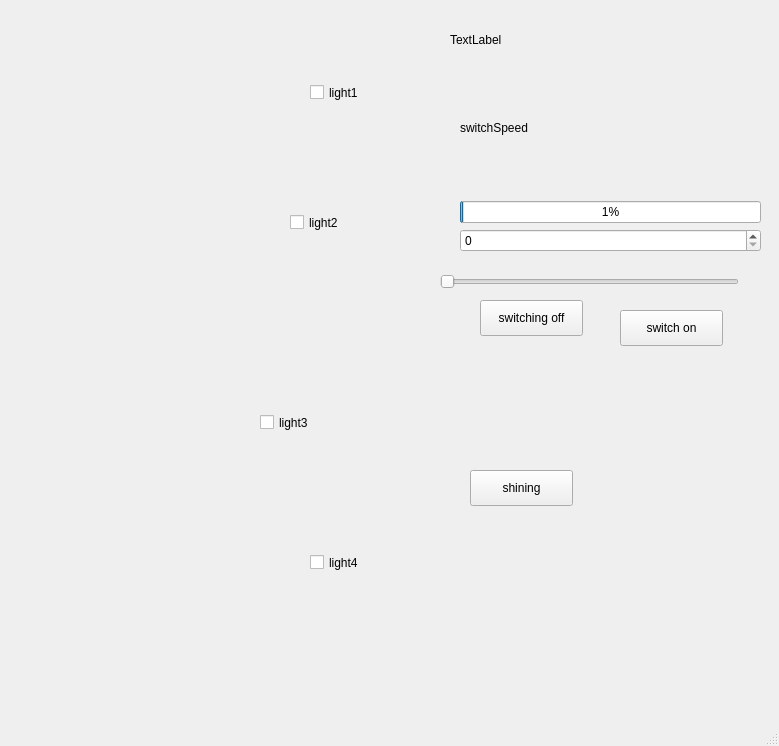
Qt form mainwindow.ui (nonorze-VOXX/qt-bad) before a commit.
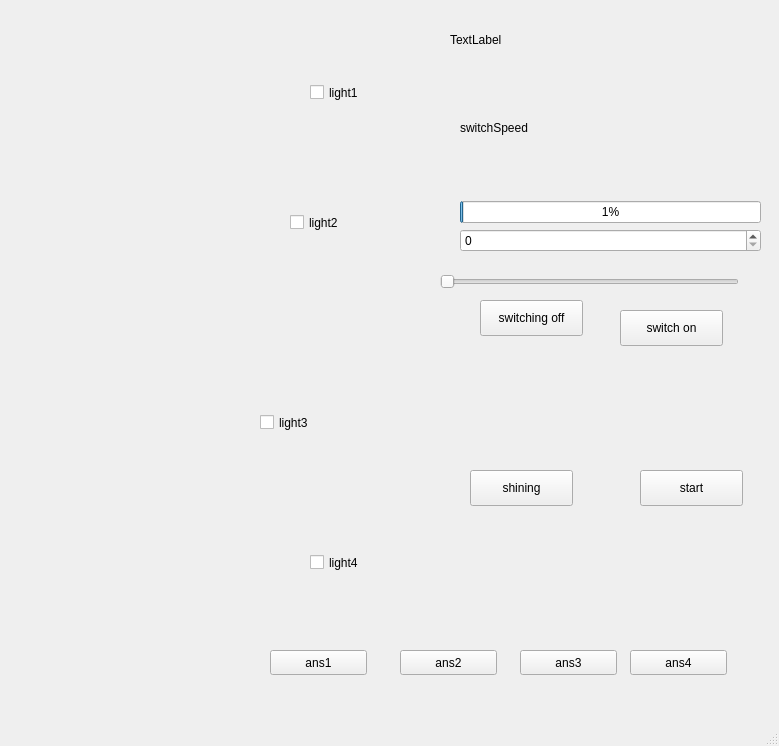
The same form after that commit. Icons and pictures are not drawn.

Diff of the .ui file:
```diff
--- a/mainwindow.ui
+++ b/mainwindow.ui
@@ -257,6 +257,86 @@
      <enum>Qt::Horizontal</enum>
     </property>
    </widget>
+   <widget class="QPushButton" name="start">
+    <property name="geometry">
+     <rect>
+      <x>640</x>
+      <y>470</y>
+      <width>103</width>
+      <height>36</height>
+     </rect>
+    </property>
+    <property name="text">
+     <string>start</string>
+    </property>
+    <property name="shortcut">
+     <string>R</string>
+    </property>
+   </widget>
+   <widget class="QPushButton" name="ans_1">
+    <property name="geometry">
+     <rect>
+      <x>270</x>
+      <y>650</y>
+      <width>97</width>
+      <height>25</height>
+     </rect>
+    </property>
+    <property name="text">
+     <string>ans1</string>
+    </property>
+    <property name="shortcut">
+     <string>Z</string>
+    </property>
+   </widget>
+   <widget class="QPushButton" name="ans_2">
+    <property name="geometry">
+     <rect>
+      <x>400</x>
+      <y>650</y>
+      <width>97</width>
+      <height>25</height>
+     </rect>
+    </property>
+    <property name="text">
+     <string>ans2</string>
+    </property>
+    <property name="shortcut">
+     <string>X</string>
+    </property>
+   </widget>
+   <widget class="QPushButton" name="ans_3">
+    <property name="geometry">
+     <rect>
+      <x>520</x>
+      <y>650</y>
+      <width>97</width>
+      <height>25</height>
+     </rect>
+    </property>
+    <property name="text">
+     <string>ans3</string>
+    </property>
+    <property name="shortcut">
+     <string>C</string>
+    </property>
+   </widget>
+   <widget class="QPushButton" name="ans_4">
+    <property name="geometry">
+     <rect>
+      <x>630</x>
+      <y>650</y>
+      <width>97</width>
+      <height>25</height>
+     </rect>
+    </property>
+    <property name="text">
+     <string>ans4</string>
+    </property>
+    <property name="shortcut">
+     <string>V</string>
+    </property>
+   </widget>
   </widget>
   <widget class="QMenuBar" name="menubar">
    <property name="geometry">
```
Left out of the diff: 2 changed lines with no effect on the pictures.
